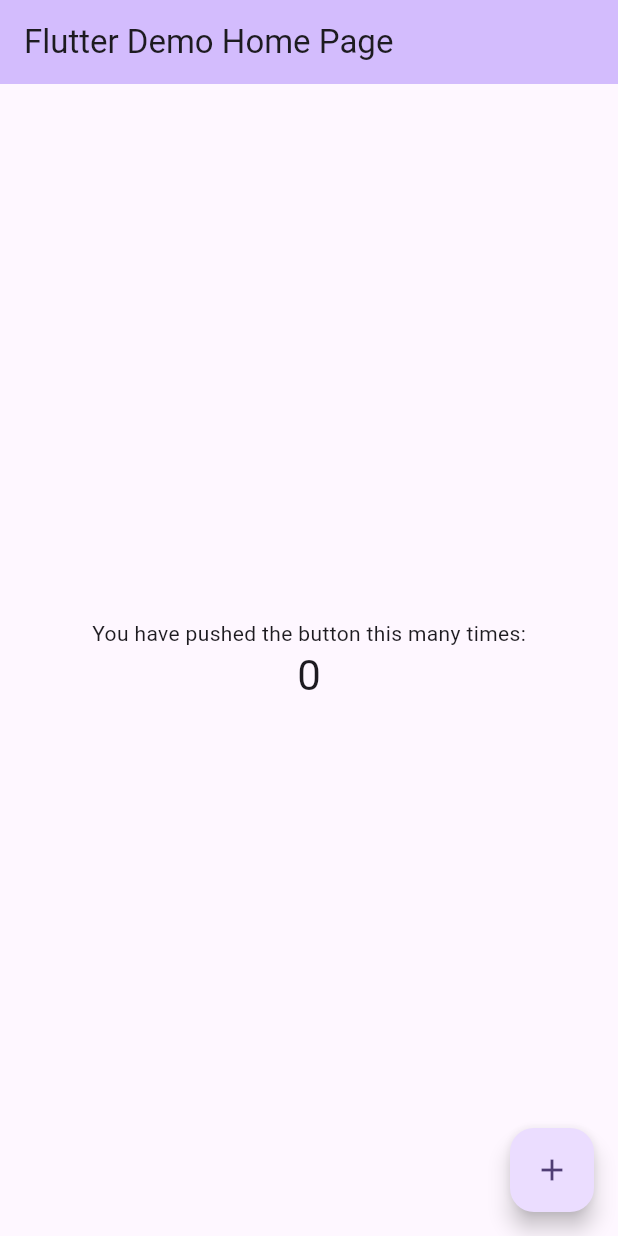
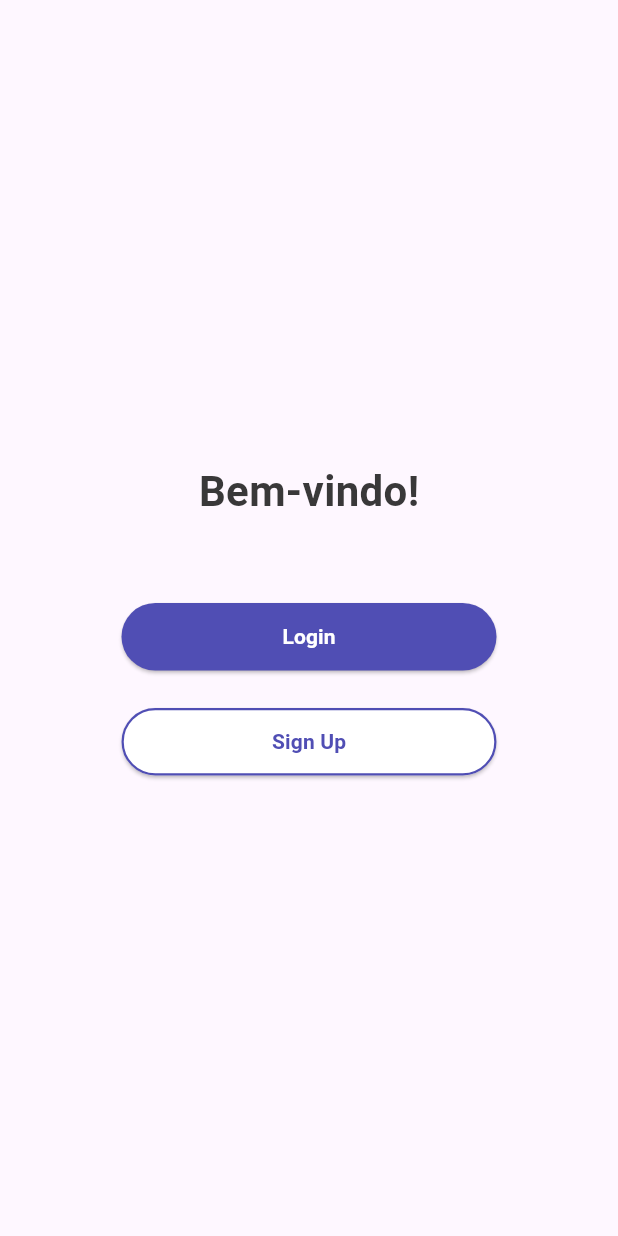
Before and after one commit to LucasMarmittCatarino/Sonho_Saudavel, a Flutter app: the screen it shows after launch, on a phone screen of 412 x 824 dp. Run offline on Flutter 3.47's test engine with Material 3 defaults, Android fonts, the phone set to English and light mode, and no system bars.

Commit message:
feat: new authScreen

```diff
--- a/lib/main.dart
+++ b/lib/main.dart
@@ -1,4 +1,5 @@
 import 'package:flutter/material.dart';
+import './screens/auth_screen.dart';
 
 void main() {
   runApp(const MyApp());
@@ -7,119 +8,14 @@
 class MyApp extends StatelessWidget {
   const MyApp({super.key});
 
-  // This widget is the root of your application.
   @override
   Widget build(BuildContext context) {
     return MaterialApp(
       title: 'Flutter Demo',
       theme: ThemeData(
-        // This is the theme of your application.
-        //
-        // TRY THIS: Try running your application with "flutter run". You'll see
-        // the application has a purple toolbar. Then, without quitting the app,
-        // try changing the seedColor in the colorScheme below to Colors.green
-        // and then invoke "hot reload" (save your changes or press the "hot
-        // reload" button in a Flutter-supported IDE, or press "r" if you used
-        // the command line to start the app).
-        //
-        // Notice that the counter didn't reset back to zero; the application
-        // state is not lost during the reload. To reset the state, use hot
-        // restart instead.
-        //
-        // This works for code too, not just values: Most code changes can be
-        // tested with just a hot reload.
-        colorScheme: ColorScheme.fromSeed(seedColor: Colors.deepPurple),
-        useMaterial3: true,
+        primarySwatch: Colors.blue,
       ),
-      home: const MyHomePage(title: 'Flutter Demo Home Page'),
+      home: const AuthScreen(),
     );
   }
 }
-
-class MyHomePage extends StatefulWidget {
-  const MyHomePage({super.key, required this.title});
-
-  // This widget is the home page of your application. It is stateful, meaning
-  // that it has a State object (defined below) that contains fields that affect
-  // how it looks.
-
-  // This class is the configuration for the state. It holds the values (in this
-  // case the title) provided by the parent (in this case the App widget) and
-  // used by the build method of the State. Fields in a Widget subclass are
-  // always marked "final".
-
-  final String title;
-
-  @override
-  State<MyHomePage> createState() => _MyHomePageState();
-}
-
-class _MyHomePageState extends State<MyHomePage> {
-  int _counter = 0;
-
-  void _incrementCounter() {
-    setState(() {
-      // This call to setState tells the Flutter framework that something has
-      // changed in this State, which causes it to rerun the build method below
-      // so that the display can reflect the updated values. If we changed
-      // _counter without calling setState(), then the build method would not be
-      // called again, and so nothing would appear to happen.
-      _counter++;
-    });
-  }
-
-  @override
-  Widget build(BuildContext context) {
-    // This method is rerun every time setState is called, for instance as done
-    // by the _incrementCounter method above.
-    //
-    // The Flutter framework has been optimized to make rerunning build methods
-    // fast, so that you can just rebuild anything that needs updating rather
-    // than having to individually change instances of widgets.
-    return Scaffold(
-      appBar: AppBar(
-        // TRY THIS: Try changing the color here to a specific color (to
-        // Colors.amber, perhaps?) and trigger a hot reload to see the AppBar
-        // change color while the other colors stay the same.
-        backgroundColor: Theme.of(context).colorScheme.inversePrimary,
-        // Here we take the value from the MyHomePage object that was created by
-        // the App.build method, and use it to set our appbar title.
-        title: Text(widget.title),
-      ),
-      body: Center(
-        // Center is a layout widget. It takes a single child and positions it
-        // in the middle of the parent.
-        child: Column(
-          // Column is also a layout widget. It takes a list of children and
-          // arranges them vertically. By default, it sizes itself to fit its
-          // children horizontally, and tries to be as tall as its parent.
-          //
-          // Column has various properties to control how it sizes itself and
-          // how it positions its children. Here we use mainAxisAlignment to
-          // center the children vertically; the main axis here is the vertical
-          // axis because Columns are vertical (the cross axis would be
-          // horizontal).
-          //
-          // TRY THIS: Invoke "debug painting" (choose the "Toggle Debug Paint"
-          // action in the IDE, or press "p" in the console), to see the
-          // wireframe for each widget.
-          mainAxisAlignment: MainAxisAlignment.center,
-          children: <Widget>[
-            const Text(
-              'You have pushed the button this many times:',
-            ),
-            Text(
-              '$_counter',
-              style: Theme.of(context).textTheme.headlineMedium,
-            ),
-          ],
-        ),
-      ),
-      floatingActionButton: FloatingActionButton(
-        onPressed: _incrementCounter,
-        tooltip: 'Increment',
-        child: const Icon(Icons.add),
-      ), // This trailing comma makes auto-formatting nicer for build methods.
-    );
-  }
-}
--- /dev/null
+++ b/lib/screens/auth_screen.dart
@@ -0,0 +1,66 @@
+import 'package:flutter/material.dart';
+
+class AuthScreen extends StatelessWidget {
+  const AuthScreen({super.key});
+
+  @override
+  Widget build(BuildContext context) {
+    return Scaffold(
+      body: Center(
+
+        child: Padding(
+          padding: const EdgeInsets.all(16.0),
+
+          child: Column(
+            mainAxisAlignment: MainAxisAlignment.center,
+            children: <Widget>[
+
+              const Text(
+                'Bem-vindo!',
+                style: TextStyle(fontSize: 28, fontWeight: FontWeight.bold, color: Color(0xFF393839)),
+              ),
+
+              const SizedBox(height: 55),
+
+              SizedBox(
+                width: 250,
+                height: 45,
+                child: ElevatedButton(
+                  onPressed: () {},
+                  style: ElevatedButton.styleFrom(
+                    backgroundColor: const Color(0xFF504EB4),
+                  ),
+                  child: const Text(
+                    'Login',
+                  style: TextStyle(color: Colors.white, fontWeight: FontWeight.w600),
+                  ),
+                ),
+              ),
+
+            const SizedBox(height: 25),
+
+              SizedBox(
+                width: 250,
+                height: 45,
+                child: ElevatedButton(
+                  onPressed: () {},
+                  style: ElevatedButton.styleFrom(
+                    backgroundColor: Colors.white,
+                    side: const BorderSide(
+                      color: Color(0xFF504EB4),
+                      width: 1.5,
+                    )
+                  ),
+                  child: const Text(
+                    'Sign Up',
+                  style: TextStyle(color: Color(0xFF504EB4), fontWeight: FontWeight.w600),
+                  ),
+                ),
+              ),
+            ],
+          ),
+        ),
+      ),
+    );
+  }
+}
```
Also changed, not shown: pubspec.lock.
